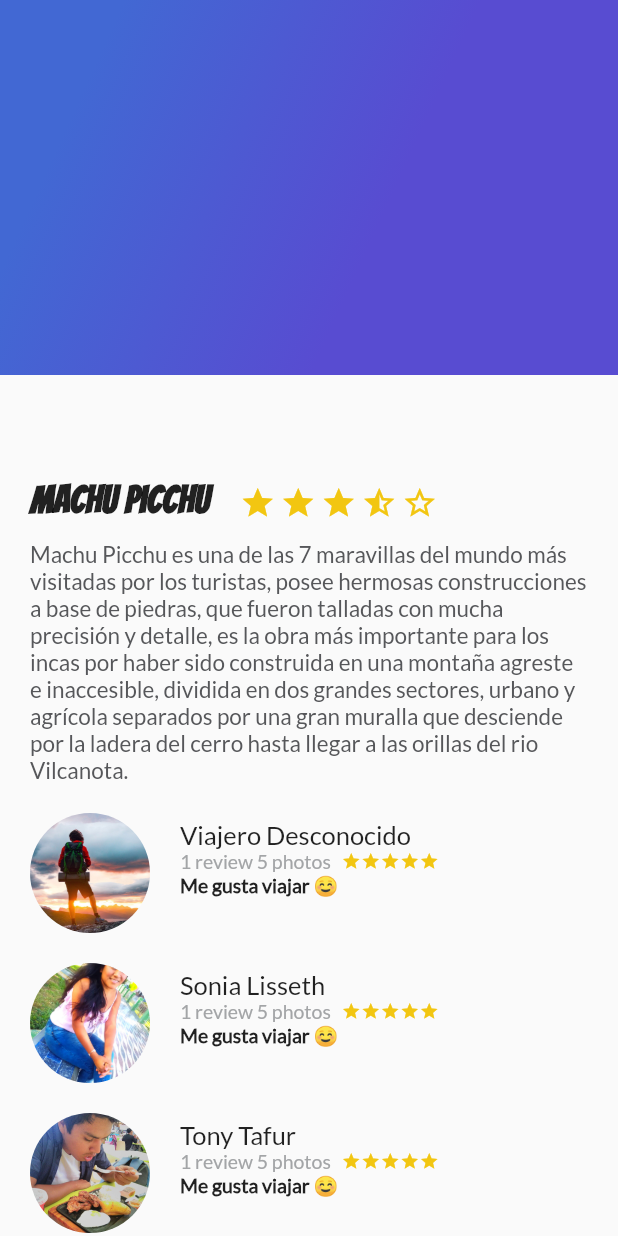
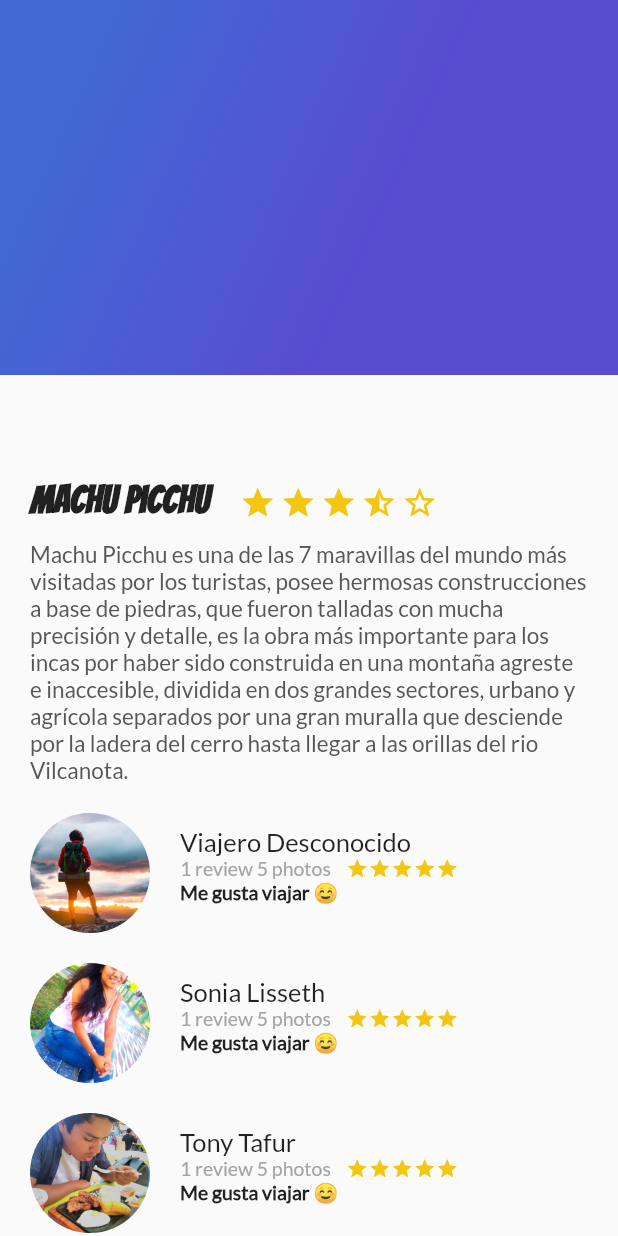
Before and after one commit to tarbusa/Curso-Flutter-Platzi, a Flutter app: the screen it shows after launch, on a phone screen of 412 x 824 dp. Run offline on Flutter 3.47's test engine with Material 2 defaults, Android fonts, the phone set to English and light mode, and no system bars.

Commit message:
Modificacion de la posicion del userName, userInfo y userComment quedo mas centrada con respecto a la foto del usuario

```diff
--- a/lib/review.dart
+++ b/lib/review.dart
@@ -14,7 +14,7 @@ class Review extends StatelessWidget {
       child: Icon(
         Icons.star,
         color: Color(0xFFf2C611),
-        size: 13.0,
+        size: 15.0,
       ),
     );
 
@@ -31,7 +31,7 @@ class Review extends StatelessWidget {
     final userInfo = Row(
       children: <Widget>[
         Container(
-          margin: EdgeInsets.only(left: 20.0, right: 7.0),
+          margin: EdgeInsets.only(left: 20.0, right: 10.0),
           child: Text(
             details,
             textAlign: TextAlign.left,
@@ -46,7 +46,7 @@ class Review extends StatelessWidget {
     );
 
     final userName = Container(
-      margin: EdgeInsets.only(left: 20.0),
+      margin: EdgeInsets.only(top: 10.0, left: 20.0),
       child: Text(
         name,
         textAlign: TextAlign.left,
@@ -55,7 +55,7 @@ class Review extends StatelessWidget {
     );
 
     /*APILAMOS en una columna
-    (nombre de usiaro, informacion del usuario, y comentario)*/
+    (nombre de usiaro, informacion del usuario(aqui hay un ROW con las estrellas), y el comentario)*/
     final userDetails = Column(
       crossAxisAlignment: CrossAxisAlignment.start,
       children: <Widget>[userName, userInfo, userComment],
```
